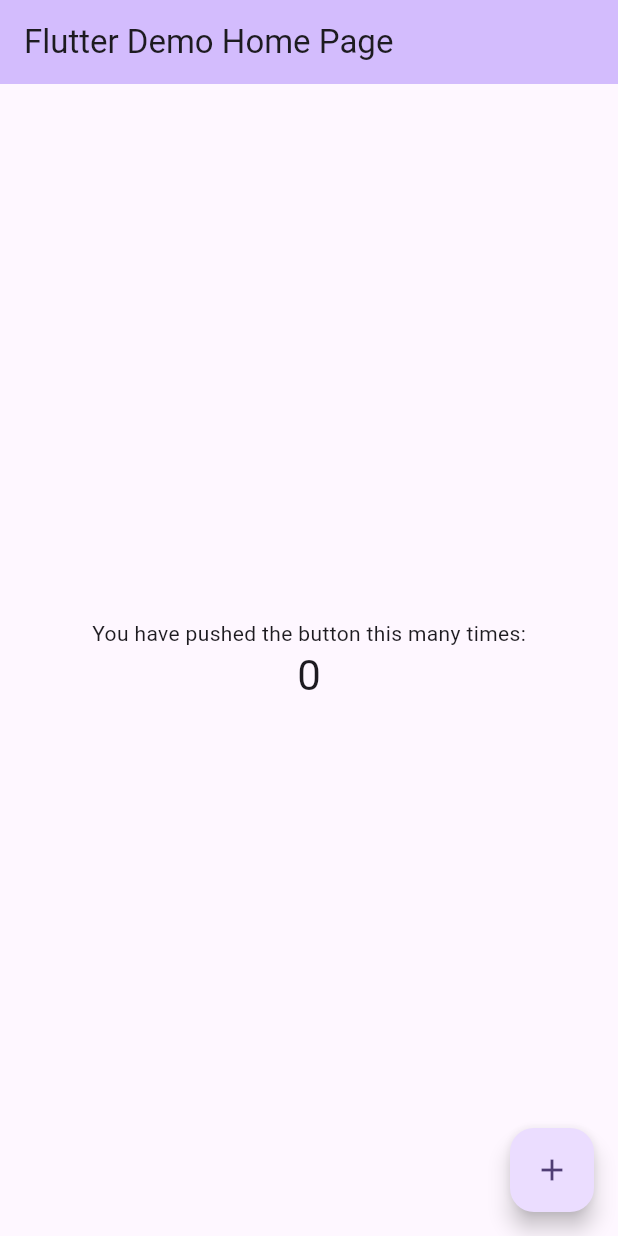
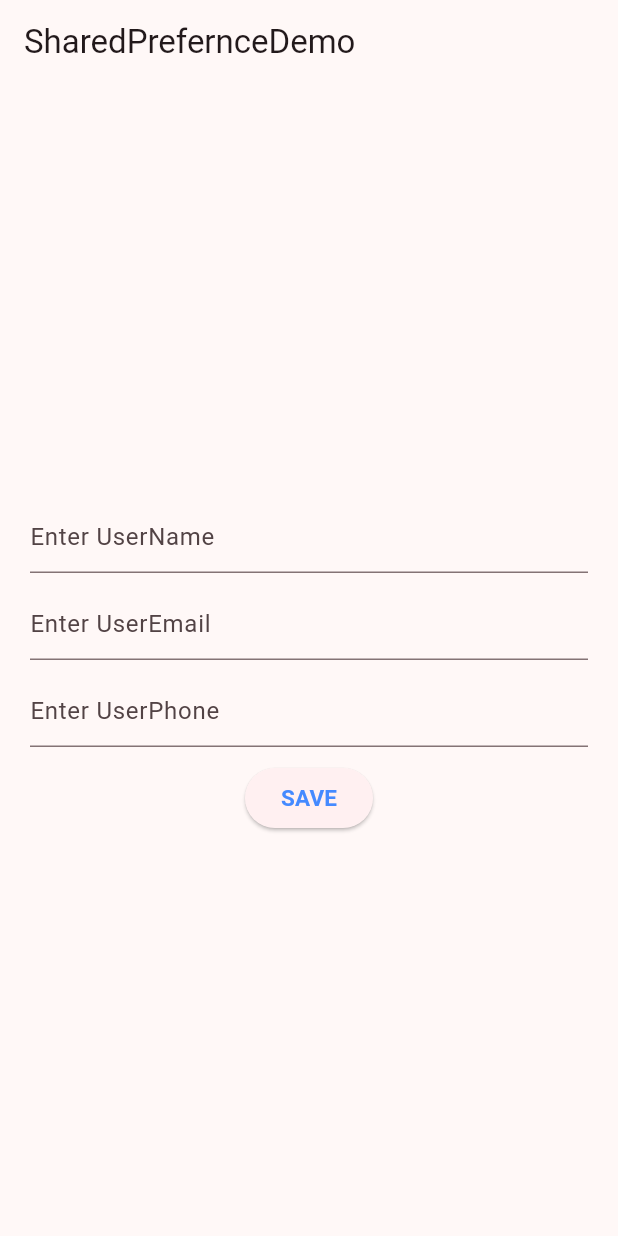
Before and after one commit to ManikantaFlutterApps/SharedPreferenceDemo, a Flutter app: the screen it shows after launch, on a phone screen of 412 x 824 dp. Run offline on Flutter 3.47's test engine with Material 3 defaults, Android fonts, the phone set to English and light mode, and no system bars; our stand-ins replace shared_preferences.

Commit message:
Initial Commit

```diff
--- /dev/null
+++ b/lib/MyResultScreen.dart
@@ -0,0 +1,97 @@
+import 'package:flutter/cupertino.dart';
+import 'package:flutter/material.dart';
+import 'package:shared_preferences/shared_preferences.dart';
+
+class MyResultScreen extends StatefulWidget {
+  const MyResultScreen({super.key});
+
+  @override
+  State<MyResultScreen> createState() => _MyResultScreenState();
+}
+
+class _MyResultScreenState extends State<MyResultScreen> {
+
+  var userName = "";
+  var userEmail = "";
+  var userPhone = "";
+
+
+  @override
+  void initState() {
+    super.initState();
+
+    WidgetsBinding.instance.addPostFrameCallback((timeStamp) {
+
+      getSharedPreferenceData();
+
+    });
+  }
+
+
+
+  @override
+  Widget build(BuildContext context) {
+    return Scaffold(
+      appBar: AppBar(title: Text("Result Screen"),),
+      body: Center(
+        child: Container(
+          width: double.infinity,
+          margin: EdgeInsets.all(20),
+          child: Column(
+
+            mainAxisAlignment: MainAxisAlignment.center,
+
+            children: [
+
+              const SizedBox(height: 10,),
+
+              displayTextField(userName),
+
+              const SizedBox(height: 10,),
+
+              displayTextField(userEmail),
+
+              const SizedBox(height: 10,),
+
+              displayTextField(userPhone),
+
+              const SizedBox(height: 10,),
+
+            ],
+          ),
+        ),
+      ),
+    );
+  }
+
+  Widget displayTextField(String userValue) {
+
+    return Container(
+      width: double.infinity,
+      margin: const EdgeInsets.all(20),
+      decoration: BoxDecoration(
+         border: Border.all(width: 3,),
+        borderRadius: BorderRadius.circular(10),
+      ),
+      child: Padding(
+        padding: const EdgeInsets.all(10.0),
+        child: Text(userValue,style: TextStyle(color: Colors.blueAccent,fontWeight: FontWeight.bold,fontSize: 16),),
+      ),
+    );
+  }
+
+  Future<void> getSharedPreferenceData() async {
+
+    SharedPreferences mSharedPreference = await SharedPreferences.getInstance();
+
+    userName = mSharedPreference.getString("UNAME")!;
+    userEmail = mSharedPreference.getString("UEMAIL")!;
+    userPhone = mSharedPreference.getString("UPHONE")!;
+
+    print("UserName $userName");
+    print("UserName $userEmail");
+    print("UserName $userPhone");
+
+
+  }
+}
--- /dev/null
+++ b/lib/SharedPreferenceDemo.dart
@@ -0,0 +1,89 @@
+import 'package:flutter/material.dart';
+import 'package:shared_preferences/shared_preferences.dart';
+
+import 'MyResultScreen.dart';
+
+class SharedPreferenceDemo extends StatefulWidget {
+  const SharedPreferenceDemo({super.key});
+
+  @override
+  State<SharedPreferenceDemo> createState() => _SharedPreferenceDemoState();
+}
+
+class _SharedPreferenceDemoState extends State<SharedPreferenceDemo> {
+
+  TextEditingController userNameController = TextEditingController();
+  TextEditingController userEmailController = TextEditingController();
+  TextEditingController userPhoneController = TextEditingController();
+
+
+  @override
+  Widget build(BuildContext context) {
+    return Scaffold(
+      appBar: AppBar(title: const Text("SharedPrefernceDemo"),),
+      body: Center(
+        child: Container(
+          margin: EdgeInsets.all(20),
+
+          child: Column(
+
+            mainAxisAlignment: MainAxisAlignment.center,
+
+            children: [
+
+              const SizedBox(height: 10,),
+
+              displayTextField(userNameController,"Enter UserName"),
+
+              const SizedBox(height: 10,),
+
+              displayTextField(userEmailController,"Enter UserEmail"),
+
+              const SizedBox(height: 10,),
+
+              displayTextField(userPhoneController,"Enter UserPhone"),
+
+              const SizedBox(height: 10,),
+
+              ElevatedButton(onPressed: () {
+                saveDataInPreference(userNameController,userEmailController,userPhoneController);
+              }, child:Text("SAVE",style: TextStyle(fontSize: 15,color: Colors.blueAccent,fontWeight: FontWeight.bold),),)
+
+
+
+
+
+            ],
+          ),
+        ),
+      ),
+    );
+  }
+
+  Widget displayTextField(TextEditingController userController, String hintText) {
+
+    return TextField(
+      controller: userController,
+      decoration: InputDecoration(hintText: hintText),
+    );
+  }
+
+  Future<void> saveDataInPreference(TextEditingController userNameController, TextEditingController userEmailController, TextEditingController userPhoneController) async {
+
+    var userName = userNameController.text.toString();
+    var userEmail = userEmailController.text.toString();
+    var userPhone = userPhoneController.text.toString();
+
+    SharedPreferences mSharedPreference = await SharedPreferences.getInstance();
+    mSharedPreference.setString("UNAME",userName);
+    mSharedPreference.setString("UEMAIL",userEmail);
+    mSharedPreference.setString("UPHONE",userPhone);
+
+
+    Navigator.push(
+      context,
+      MaterialPageRoute(builder: (context) => const MyResultScreen()),
+    );
+
+  }
+}
--- a/lib/main.dart
+++ b/lib/main.dart
@@ -1,125 +1,23 @@
 import 'package:flutter/material.dart';
 
+import 'SharedPreferenceDemo.dart';
+
 void main() {
-  runApp(const MyApp());
+
+  runApp(MyApp());
 }
 
 class MyApp extends StatelessWidget {
-  const MyApp({super.key});
-
-  // This widget is the root of your application.
-  @override
-  Widget build(BuildContext context) {
-    return MaterialApp(
-      title: 'Flutter Demo',
-      theme: ThemeData(
-        // This is the theme of your application.
-        //
-        // TRY THIS: Try running your application with "flutter run". You'll see
-        // the application has a purple toolbar. Then, without quitting the app,
-        // try changing the seedColor in the colorScheme below to Colors.green
-        // and then invoke "hot reload" (save your changes or press the "hot
-        // reload" button in a Flutter-supported IDE, or press "r" if you used
-        // the command line to start the app).
-        //
-        // Notice that the counter didn't reset back to zero; the application
-        // state is not lost during the reload. To reset the state, use hot
-        // restart instead.
-        //
-        // This works for code too, not just values: Most code changes can be
-        // tested with just a hot reload.
-        colorScheme: ColorScheme.fromSeed(seedColor: Colors.deepPurple),
-        useMaterial3: true,
-      ),
-      home: const MyHomePage(title: 'Flutter Demo Home Page'),
-    );
-  }
-}
-
-class MyHomePage extends StatefulWidget {
-  const MyHomePage({super.key, required this.title});
-
-  // This widget is the home page of your application. It is stateful, meaning
-  // that it has a State object (defined below) that contains fields that affect
-  // how it looks.
-
-  // This class is the configuration for the state. It holds the values (in this
-  // case the title) provided by the parent (in this case the App widget) and
-  // used by the build method of the State. Fields in a Widget subclass are
-  // always marked "final".
-
-  final String title;
-
-  @override
-  State<MyHomePage> createState() => _MyHomePageState();
-}
-
-class _MyHomePageState extends State<MyHomePage> {
-  int _counter = 0;
-
-  void _incrementCounter() {
-    setState(() {
-      // This call to setState tells the Flutter framework that something has
-      // changed in this State, which causes it to rerun the build method below
-      // so that the display can reflect the updated values. If we changed
-      // _counter without calling setState(), then the build method would not be
-      // called again, and so nothing would appear to happen.
-      _counter++;
-    });
-  }
 
   @override
   Widget build(BuildContext context) {
-    // This method is rerun every time setState is called, for instance as done
-    // by the _incrementCounter method above.
-    //
-    // The Flutter framework has been optimized to make rerunning build methods
-    // fast, so that you can just rebuild anything that needs updating rather
-    // than having to individually change instances of widgets.
-    return Scaffold(
-      appBar: AppBar(
-        // TRY THIS: Try changing the color here to a specific color (to
-        // Colors.amber, perhaps?) and trigger a hot reload to see the AppBar
-        // change color while the other colors stay the same.
-        backgroundColor: Theme.of(context).colorScheme.inversePrimary,
-        // Here we take the value from the MyHomePage object that was created by
-        // the App.build method, and use it to set our appbar title.
-        title: Text(widget.title),
-      ),
-      body: Center(
-        // Center is a layout widget. It takes a single child and positions it
-        // in the middle of the parent.
-        child: Column(
-          // Column is also a layout widget. It takes a list of children and
-          // arranges them vertically. By default, it sizes itself to fit its
-          // children horizontally, and tries to be as tall as its parent.
-          //
-          // Column has various properties to control how it sizes itself and
-          // how it positions its children. Here we use mainAxisAlignment to
-          // center the children vertically; the main axis here is the vertical
-          // axis because Columns are vertical (the cross axis would be
-          // horizontal).
-          //
-          // TRY THIS: Invoke "debug painting" (choose the "Toggle Debug Paint"
-          // action in the IDE, or press "p" in the console), to see the
-          // wireframe for each widget.
-          mainAxisAlignment: MainAxisAlignment.center,
-          children: <Widget>[
-            const Text(
-              'You have pushed the button this many times:',
-            ),
-            Text(
-              '$_counter',
-              style: Theme.of(context).textTheme.headlineMedium,
-            ),
-          ],
-        ),
-      ),
-      floatingActionButton: FloatingActionButton(
-        onPressed: _incrementCounter,
-        tooltip: 'Increment',
-        child: const Icon(Icons.add),
-      ), // This trailing comma makes auto-formatting nicer for build methods.
+
+    return MaterialApp(
+      title: "SharedPreferenceDemo",
+      debugShowCheckedModeBanner: false,
+      theme: ThemeData(colorScheme: ColorScheme.fromSeed(seedColor: Colors.pinkAccent),),
+      home: SharedPreferenceDemo(),
     );
   }
+
 }
--- a/pubspec.yaml
+++ b/pubspec.yaml
@@ -35,6 +35,7 @@ dependencies:
   # The following adds the Cupertino Icons font to your application.
   # Use with the CupertinoIcons class for iOS style icons.
   cupertino_icons: ^1.0.2
+  shared_preferences: ^2.2.2
 
 dev_dependencies:
   flutter_test:
```
Also changed, not shown: pubspec.lock, 7 other files.
